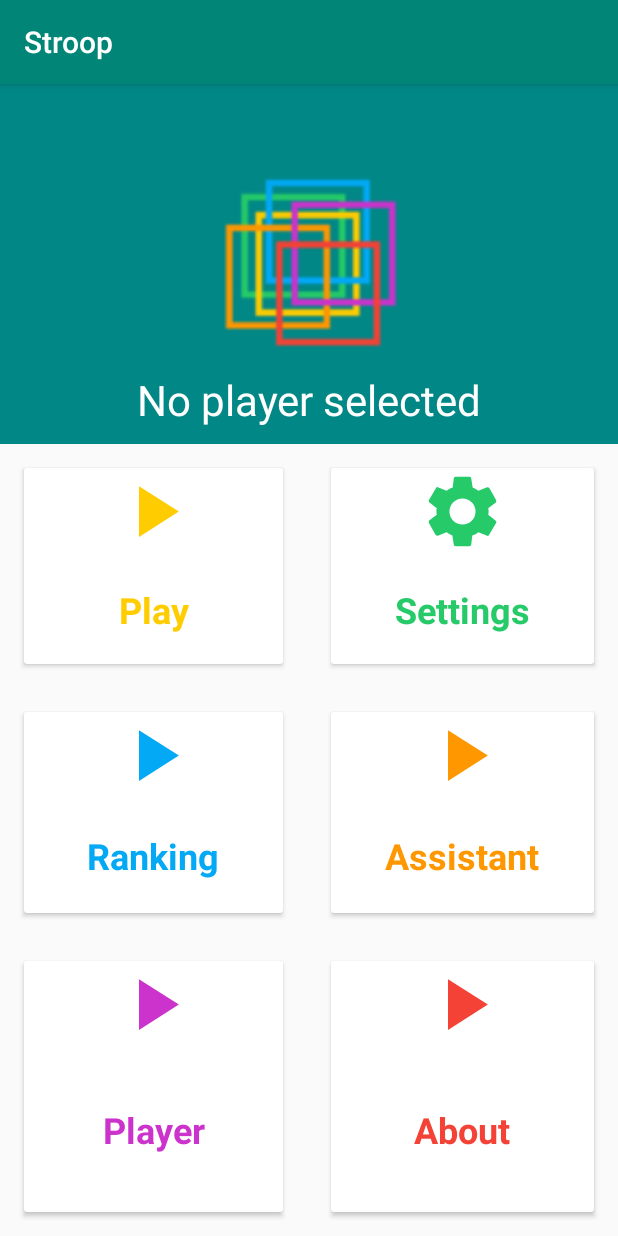
After one commit to pmdmo2019-20/pr06-stroop-Loucrer, an Android app: the fragment DashboardFragment shown on its own in the app's theme, on a phone screen of 412 x 824 dp. The commit adds this screen. Run offline under Robolectric (Android 15) with nearby library versions, the phone set to English and light mode, and no system bars.

Commit message:
Avance proyecto

```diff
--- /dev/null
+++ b/app/src/main/java/es/iessaladillo/pedrojoya/stroop/FragmentDashboard.kt
@@ -0,0 +1,100 @@
+package es.iessaladillo.pedrojoya.stroop
+
+import android.content.Context
+import android.net.Uri
+import android.os.Bundle
+import androidx.fragment.app.Fragment
+import android.view.LayoutInflater
+import android.view.View
+import android.view.ViewGroup
+
+// TODO: Rename parameter arguments, choose names that match
+// the fragment initialization parameters, e.g. ARG_ITEM_NUMBER
+private const val ARG_PARAM1 = "param1"
+private const val ARG_PARAM2 = "param2"
+
+/**
+ * A simple [Fragment] subclass.
+ * Activities that contain this fragment must implement the
+ * [FragmentDashboard.OnFragmentInteractionListener] interface
+ * to handle interaction events.
+ * Use the [FragmentDashboard.newInstance] factory method to
+ * create an instance of this fragment.
+ */
+class FragmentDashboard : Fragment() {
+    // TODO: Rename and change types of parameters
+    private var param1: String? = null
+    private var param2: String? = null
+    private var listener: OnFragmentInteractionListener? = null
+
+    override fun onCreate(savedInstanceState: Bundle?) {
+        super.onCreate(savedInstanceState)
+        arguments?.let {
+            param1 = it.getString(ARG_PARAM1)
+            param2 = it.getString(ARG_PARAM2)
+        }
+    }
+
+    override fun onCreateView(
+        inflater: LayoutInflater, container: ViewGroup?,
+        savedInstanceState: Bundle?
+    ): View? {
+        // Inflate the layout for this fragment
+        return inflater.inflate(R.layout.dashboard_fragment, container, false)
+    }
+
+    // TODO: Rename method, update argument and hook method into UI event
+    fun onButtonPressed(uri: Uri) {
+        listener?.onFragmentInteraction(uri)
+    }
+
+    override fun onAttach(context: Context) {
+        super.onAttach(context)
+        if (context is OnFragmentInteractionListener) {
+            listener = context
+        } else {
+            throw RuntimeException(context.toString() + " must implement OnFragmentInteractionListener")
+        }
+    }
+
+    override fun onDetach() {
+        super.onDetach()
+        listener = null
+    }
+
+    /**
+     * This interface must be implemented by activities that contain this
+     * fragment to allow an interaction in this fragment to be communicated
+     * to the activity and potentially other fragments contained in that
+     * activity.
+     *
+     *
+     * See the Android Training lesson [Communicating with Other Fragments]
+     * (http://developer.android.com/training/basics/fragments/communicating.html)
+     * for more information.
+     */
+    interface OnFragmentInteractionListener {
+        // TODO: Update argument type and name
+        fun onFragmentInteraction(uri: Uri)
+    }
+
+    companion object {
+        /**
+         * Use this factory method to create a new instance of
+         * this fragment using the provided parameters.
+         *
+         * @param param1 Parameter 1.
+         * @param param2 Parameter 2.
+         * @return A new instance of fragment FragmentDashboard.
+         */
+        // TODO: Rename and change types and number of parameters
+        @JvmStatic
+        fun newInstance(param1: String, param2: String) =
+            FragmentDashboard().apply {
+                arguments = Bundle().apply {
+                    putString(ARG_PARAM1, param1)
+                    putString(ARG_PARAM2, param2)
+                }
+            }
+    }
+}
--- /dev/null
+++ b/app/src/main/java/es/iessaladillo/pedrojoya/stroop/ui/DashboardFragment.kt
@@ -0,0 +1,8 @@
+package es.iessaladillo.pedrojoya.stroop.ui
+
+import androidx.fragment.app.Fragment
+import es.iessaladillo.pedrojoya.stroop.R
+
+class DashboardFragment : Fragment(R.layout.dashboard_fragment){
+
+}
--- a/app/src/main/java/es/iessaladillo/pedrojoya/stroop/ui/MainActivity.kt
+++ b/app/src/main/java/es/iessaladillo/pedrojoya/stroop/ui/MainActivity.kt
@@ -1,10 +1,31 @@
 package es.iessaladillo.pedrojoya.stroop.ui
 
+import android.os.Bundle
+import android.os.PersistableBundle
 import androidx.appcompat.app.AppCompatActivity
+import androidx.navigation.NavController
+import androidx.navigation.findNavController
+import es.iessaladillo.pedrojoya.stroop.R
 
 
 class MainActivity : AppCompatActivity() {
 
-    // TODO
+    // Obtenemos el grafo de navegacion:
+    private val navController: NavController by lazy {
+        findNavController(R.id.navHostFragment) //Este es el id de nuestro grafo en nuestra actividad
+    }
+
+
+
+    override fun onCreate(savedInstanceState: Bundle?, persistentState: PersistableBundle?) {
+        super.onCreate(savedInstanceState)
+        setContentView(R.layout.main_activity)
+        setupViews()
+    }
+
+    private fun setupViews() {
+
+    }
+
 
 }
--- /dev/null
+++ b/app/src/main/res/layout/dashboard_fragment.xml
@@ -0,0 +1,317 @@
+<?xml version="1.0" encoding="utf-8"?>
+<androidx.constraintlayout.widget.ConstraintLayout xmlns:android="http://schemas.android.com/apk/res/android"
+    xmlns:app="http://schemas.android.com/apk/res-auto"
+    xmlns:tools="http://schemas.android.com/tools"
+    android:id="@+id/constraintLayout"
+    android:layout_width="match_parent"
+    android:layout_height="match_parent">
+
+    <TextView
+        android:id="@+id/fond_player"
+        android:layout_width="match_parent"
+        android:layout_height="240dp"
+        android:background="@color/design_default_color_secondary_variant"
+        app:layout_constraintEnd_toEndOf="parent"
+        app:layout_constraintHorizontal_bias="0.0"
+        app:layout_constraintStart_toStartOf="parent"
+        app:layout_constraintTop_toTopOf="parent" />
+
+    <ImageView
+        android:id="@+id/imageView3"
+        android:layout_width="120dp"
+        android:layout_height="120dp"
+        android:layout_gravity="center"
+        android:src="@drawable/logo"
+        app:layout_constraintBottom_toBottomOf="@+id/fond_player"
+        app:layout_constraintEnd_toEndOf="@+id/fond_player"
+        app:layout_constraintStart_toStartOf="@+id/fond_player"
+        app:layout_constraintTop_toTopOf="parent" />
+
+    <androidx.cardview.widget.CardView
+        android:id="@+id/cardPlay"
+        android:layout_width="0dp"
+        android:layout_height="0dp"
+        android:layout_margin="@dimen/main_margin_2x"
+        app:layout_constraintBottom_toTopOf="@+id/guideline2"
+        app:layout_constraintEnd_toStartOf="@+id/guideline"
+        app:layout_constraintStart_toStartOf="parent"
+        app:layout_constraintTop_toBottomOf="@+id/fond_player">
+
+        <LinearLayout
+            android:layout_width="match_parent"
+            android:layout_height="match_parent"
+            android:orientation="vertical"
+            tools:ignore="UseCompoundDrawables">
+
+            <ImageView
+                android:id="@+id/img_tarjet1"
+                android:layout_width="@dimen/dashboard_card_image_size"
+                android:layout_height="@dimen/dashboard_card_image_size"
+                android:contentDescription="@string/tarjet_contentDescription"
+                android:layout_gravity="center"
+                android:src="@drawable/ic_play_black_24dp"
+                android:tint="@color/playOption" />
+
+            <TextView
+                android:id="@+id/textCardPlay"
+                android:layout_width="match_parent"
+                android:layout_height="match_parent"
+                android:gravity="center"
+                android:text="@string/dashboard_imgPlay"
+                android:textColor="@color/playOption"
+                android:textSize="@dimen/main_margin_3x"
+                android:textStyle="bold"
+                tools:ignore="SpUsage" />
+
+
+        </LinearLayout>
+
+
+    </androidx.cardview.widget.CardView>
+
+    <androidx.cardview.widget.CardView
+        android:id="@+id/cardSettings"
+        android:layout_width="0dp"
+        android:layout_height="0dp"
+        android:layout_margin="@dimen/main_margin_2x"
+        app:layout_constraintBottom_toTopOf="@+id/guideline2"
+        app:layout_constraintEnd_toEndOf="parent"
+        app:layout_constraintStart_toStartOf="@+id/guideline"
+        app:layout_constraintTop_toBottomOf="@+id/fond_player">
+
+        <LinearLayout
+            android:layout_width="match_parent"
+            android:layout_height="match_parent"
+            android:orientation="vertical"
+            tools:ignore="UseCompoundDrawables">
+
+            <ImageView
+                android:id="@+id/img_tarjet2"
+                android:layout_width="@dimen/dashboard_card_image_size"
+                android:layout_height="@dimen/dashboard_card_image_size"
+                android:layout_gravity="center"
+                android:contentDescription="@string/tarjet_contentDescription"
+                android:src="@drawable/ic_settings_black_24dp"
+                android:tint="@color/settingsOption" />
+
+            <TextView
+                android:id="@+id/textCardSettings"
+                android:layout_width="match_parent"
+                android:layout_height="match_parent"
+                android:gravity="center"
+                android:text="@string/dashboard_imgSettings"
+                android:textColor="@color/settingsOption"
+                android:textSize="@dimen/main_margin_3x"
+                android:textStyle="bold"
+                tools:ignore="SpUsage" />
+
+
+        </LinearLayout>
+
+
+    </androidx.cardview.widget.CardView>
+
+    <androidx.cardview.widget.CardView
+        android:id="@+id/cardRanking"
+        android:layout_width="0dp"
+        android:layout_height="0dp"
+        android:layout_margin="@dimen/main_margin_2x"
+        app:layout_constraintBottom_toTopOf="@+id/guideline3"
+        app:layout_constraintEnd_toStartOf="@+id/guideline"
+        app:layout_constraintStart_toStartOf="parent"
+        app:layout_constraintTop_toTopOf="@+id/guideline2">
+
+        <LinearLayout
+            android:layout_width="match_parent"
+            android:layout_height="match_parent"
+            android:orientation="vertical"
+            tools:ignore="UseCompoundDrawables">
+
+            <ImageView
+                android:id="@+id/img_tarjet3"
+                android:layout_width="@dimen/dashboard_card_image_size"
+                android:layout_height="@dimen/dashboard_card_image_size"
+                android:layout_gravity="center"
+                android:contentDescription="@string/tarjet_contentDescription"
+                android:src="@drawable/ic_play_black_24dp"
+                android:tint="@color/rankingOption"
+                app:srcCompat="@drawable/ic_ranking_black_24dp" />
+
+            <TextView
+                android:id="@+id/textCardRanking"
+                android:layout_width="match_parent"
+                android:layout_height="match_parent"
+                android:gravity="center"
+                android:text="@string/dashboard_imgRanking"
+                android:textColor="@color/rankingOption"
+                android:textSize="@dimen/main_margin_3x"
+                android:textStyle="bold"
+                tools:ignore="SpUsage" />
+
+
+        </LinearLayout>
+
+
+    </androidx.cardview.widget.CardView>
+
+    <androidx.cardview.widget.CardView
+        android:id="@+id/cardAssitant"
+        android:layout_width="0dp"
+        android:layout_height="0dp"
+        android:layout_margin="@dimen/main_margin_2x"
+        app:layout_constraintBottom_toTopOf="@+id/guideline3"
+        app:layout_constraintEnd_toEndOf="parent"
+        app:layout_constraintStart_toStartOf="@+id/guideline"
+        app:layout_constraintTop_toTopOf="@+id/guideline2">
+
+        <LinearLayout
+            android:layout_width="match_parent"
+            android:layout_height="match_parent"
+            android:orientation="vertical"
+            tools:ignore="UseCompoundDrawables">
+
+            <ImageView
+                android:id="@+id/img_tarjet4"
+                android:layout_width="@dimen/dashboard_card_image_size"
+                android:layout_height="@dimen/dashboard_card_image_size"
+                android:contentDescription="@string/tarjet_contentDescription"
+                android:layout_gravity="center"
+                android:src="@drawable/ic_play_black_24dp"
+                android:tint="@color/assistantOption"
+                app:srcCompat="@drawable/ic_assistant_black_24dp" />
+
+            <TextView
+                android:id="@+id/textCardAssitant"
+                android:layout_width="match_parent"
+                android:layout_height="match_parent"
+                android:gravity="center"
+                android:text="@string/dashboard_imgAssistant"
+                android:textColor="@color/assistantOption"
+                android:textSize="@dimen/main_margin_3x"
+                android:textStyle="bold"
+                tools:ignore="SpUsage" />
+
+
+        </LinearLayout>
+
+    </androidx.cardview.widget.CardView>
+
+    <androidx.cardview.widget.CardView
+        android:id="@+id/cardPlayers"
+        android:layout_width="0dp"
+        android:layout_height="0dp"
+        android:layout_margin="@dimen/main_margin_2x"
+        app:layout_constraintBottom_toBottomOf="parent"
+        app:layout_constraintEnd_toStartOf="@+id/guideline"
+        app:layout_constraintStart_toStartOf="parent"
+        app:layout_constraintTop_toTopOf="@+id/guideline3">
+
+        <LinearLayout
+            android:layout_width="match_parent"
+            android:layout_height="match_parent"
+            android:orientation="vertical"
+            tools:ignore="UseCompoundDrawables">
+
+            <ImageView
+                android:id="@+id/img_tarjet5"
+                android:layout_width="@dimen/dashboard_card_image_size"
+                android:layout_height="@dimen/dashboard_card_image_size"
+                android:layout_gravity="center"
+                android:contentDescription="@string/tarjet_contentDescription"
+                android:src="@drawable/ic_play_black_24dp"
+                android:tint="@color/playerOption"
+                app:srcCompat="@drawable/ic_player_black_24dp" />
+
+            <TextView
+                android:id="@+id/textCardPlayers"
+                android:layout_width="match_parent"
+                android:layout_height="match_parent"
+                android:gravity="center"
+                android:text="@string/dashboard_imgPlayer"
+                android:textColor="@color/playerOption"
+                android:textSize="@dimen/main_margin_3x"
+                android:textStyle="bold"
+                tools:ignore="SpUsage" />
+
+
+        </LinearLayout>
+
+    </androidx.cardview.widget.CardView>
+
+    <androidx.cardview.widget.CardView
+        android:id="@+id/cardAbout"
+        android:layout_width="0dp"
+        android:layout_height="0dp"
+        android:layout_margin="@dimen/main_margin_2x"
+        app:layout_constraintBottom_toBottomOf="parent"
+        app:layout_constraintEnd_toEndOf="parent"
+        app:layout_constraintStart_toStartOf="@+id/guideline"
+        app:layout_constraintTop_toTopOf="@+id/guideline3">
+
+        <LinearLayout
+            android:layout_width="match_parent"
+            android:layout_height="match_parent"
+            android:orientation="vertical"
+            tools:ignore="UseCompoundDrawables">
+
+            <ImageView
+                android:id="@+id/img_tarjet6"
+                android:layout_width="@dimen/dashboard_card_image_size"
+                android:layout_height="@dimen/dashboard_card_image_size"
+                android:layout_gravity="center"
+                android:contentDescription="@string/tarjet_contentDescription"
+                android:src="@drawable/ic_play_black_24dp"
+                android:tint="@color/aboutOption"
+                app:srcCompat="@drawable/ic_about_black_24dp" />
+
+            <TextView
+                android:id="@+id/textCardAbout"
+                android:layout_width="match_parent"
+                android:layout_height="match_parent"
+                android:gravity="center"
+                android:text="@string/dashboard_imgAbout"
+                android:textColor="@color/aboutOption"
+                android:textSize="@dimen/main_margin_3x"
+                android:textStyle="bold"
+                tools:ignore="SpUsage" />
+
+
+        </LinearLayout>
+
+    </androidx.cardview.widget.CardView>
+
+    <androidx.constraintlayout.widget.Guideline
+        android:id="@+id/guideline2"
+        android:layout_width="wrap_content"
+        android:layout_height="wrap_content"
+        android:orientation="horizontal"
+        app:layout_constraintGuide_begin="403dp" />
+
+    <androidx.constraintlayout.widget.Guideline
+        android:id="@+id/guideline"
+        android:layout_width="wrap_content"
+        android:layout_height="wrap_content"
+        android:orientation="vertical"
+        app:layout_constraintGuide_begin="205dp" />
+
+    <androidx.constraintlayout.widget.Guideline
+        android:id="@+id/guideline3"
+        android:layout_width="wrap_content"
+        android:layout_height="wrap_content"
+        android:orientation="horizontal"
+        app:layout_constraintGuide_begin="569dp" />
+
+    <TextView
+        android:id="@+id/lblPlayerSelected"
+        android:layout_width="wrap_content"
+        android:layout_height="wrap_content"
+        android:text="@string/player_selection_no_player_selected"
+        android:textColor="@color/design_default_color_on_primary"
+        android:textSize="@dimen/main_textSize_4x"
+        app:layout_constraintBottom_toBottomOf="@+id/fond_player"
+        app:layout_constraintEnd_toEndOf="parent"
+        app:layout_constraintStart_toStartOf="parent"
+        app:layout_constraintTop_toBottomOf="@+id/imageView3" />
+
+
+</androidx.constraintlayout.widget.ConstraintLayout>
--- a/app/src/main/res/navigation/main_activity.xml
+++ b/app/src/main/res/navigation/main_activity.xml
@@ -1,8 +1,10 @@
 <?xml version="1.0" encoding="utf-8"?>
 <navigation xmlns:android="http://schemas.android.com/apk/res/android"
     xmlns:app="http://schemas.android.com/apk/res-auto"
-    android:id="@+id/main_activity">
-
-    <!-- TODO -->
-
+    android:id="@+id/main_activity"
+    app:startDestination="@id/dashboardDestination">
+    <fragment
+        android:id="@+id/dashboardDestination"
+        android:name="es.iessaladillo.pedrojoya.stroop.FragmentDashboard"
+        android:label="@string/dashboard_title" />
 </navigation>
--- a/app/src/main/res/values/colors.xml
+++ b/app/src/main/res/values/colors.xml
@@ -25,6 +25,6 @@
     <color name="gameRed">#f44337</color>
     <color name="gameGreen">#29c96b</color>
     <color name="gameBlue">#0a3782</color>
-    <color name="gameYellow">#fecd02</color>
+    <color name="gameYellow">#FECD02</color>
 
 </resources>
--- a/app/src/main/res/values/dimens.xml
+++ b/app/src/main/res/values/dimens.xml
@@ -27,5 +27,6 @@
     <dimen name="assistant_imgIcon_size">128dp</dimen>
 
     <dimen name="player_selection_item_imgAvatar_size">40dp</dimen>
+    <dimen name="dashboard_card_img_height">83dp</dimen>
 
 </resources>
--- a/app/src/main/res/values/strings.xml
+++ b/app/src/main/res/values/strings.xml
@@ -93,4 +93,8 @@
     <string name="player_deletion_yes">Yes</string>
     <string name="player_deletion_no">No</string>
 
+    <!-- TODO: Remove or change this placeholder text -->
+    <string name="hello_blank_fragment">Hello blank fragment</string>
+    <string name="tarjet_contentDescription">imagenTargeta</string>
+
 </resources>
```
Also changed, not shown: app/build.gradle (+4 -3 lines), 3 other files.
